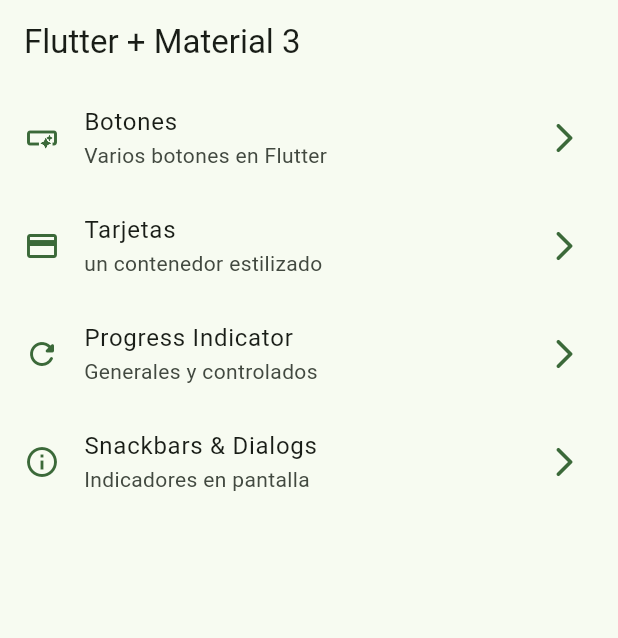
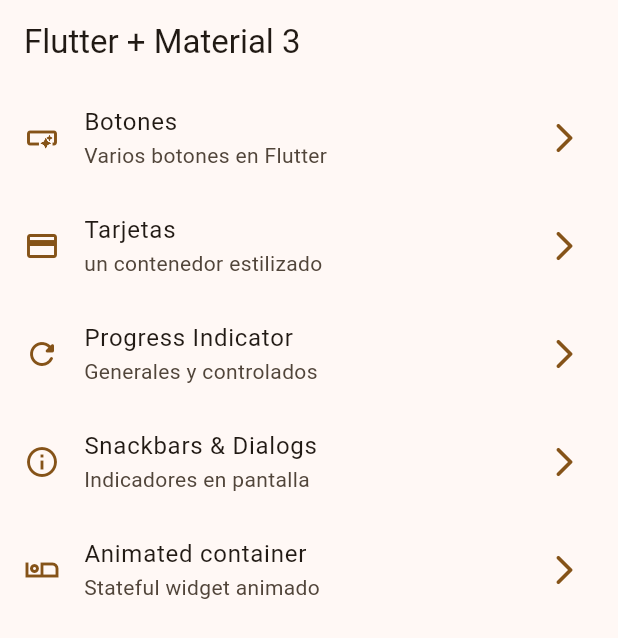
Before and after one commit to Ahtnezev/widgets_app, a Flutter app: the screen it shows after launch, on a phone screen of 412 x 824 dp. Shown: the top 638 px of the screen. Run offline on Flutter 3.47's test engine with Material 3 defaults, Android fonts, the phone set to English and light mode, and no system bars; our stand-ins replace go_router.

Commit message:
Animated container finished

```diff
--- a/lib/config/menu/menu_items.dart
+++ b/lib/config/menu/menu_items.dart
@@ -44,4 +44,11 @@ const appMenuItems = <MenuItem>[
       link: '/snackbars',
       icon: Icons.info_outline
     ),
+
+    MenuItem(
+      title: 'Animated container',
+      subTitle: 'Stateful widget animado',
+      link: '/animated',
+      icon: Icons.airline_seat_individual_suite_outlined
+    ),
   ];
--- a/lib/config/router/app_router.dart
+++ b/lib/config/router/app_router.dart
@@ -31,5 +31,11 @@ final appRouter = GoRouter(
       name: SnackBarScreen.name,
       builder: (context, state) => const SnackBarScreen(),
     ),
+
+    GoRoute(
+      path: '/animated',
+      name: AnimatedScreen.name,
+      builder: (context, state) => const AnimatedScreen(),
+    ),
   ],
 );
--- a/lib/main.dart
+++ b/lib/main.dart
@@ -18,7 +18,7 @@ class MainApp extends StatelessWidget {
       title: 'Flutter Widgets', // show in showAboutDialog(...) -> Snackbarscreen
       routerConfig: appRouter,
       debugShowCheckedModeBanner: false,
-      theme: AppTheme(selectedColor: 2).getTheme(),
+      theme: AppTheme(selectedColor: 5).getTheme(),
 
       // home: const HomeScreen(),
       // routes: {
```
Also changed, not shown: lib/presentation/screens/animated/animated_screen.dart (+54 -2 lines).
